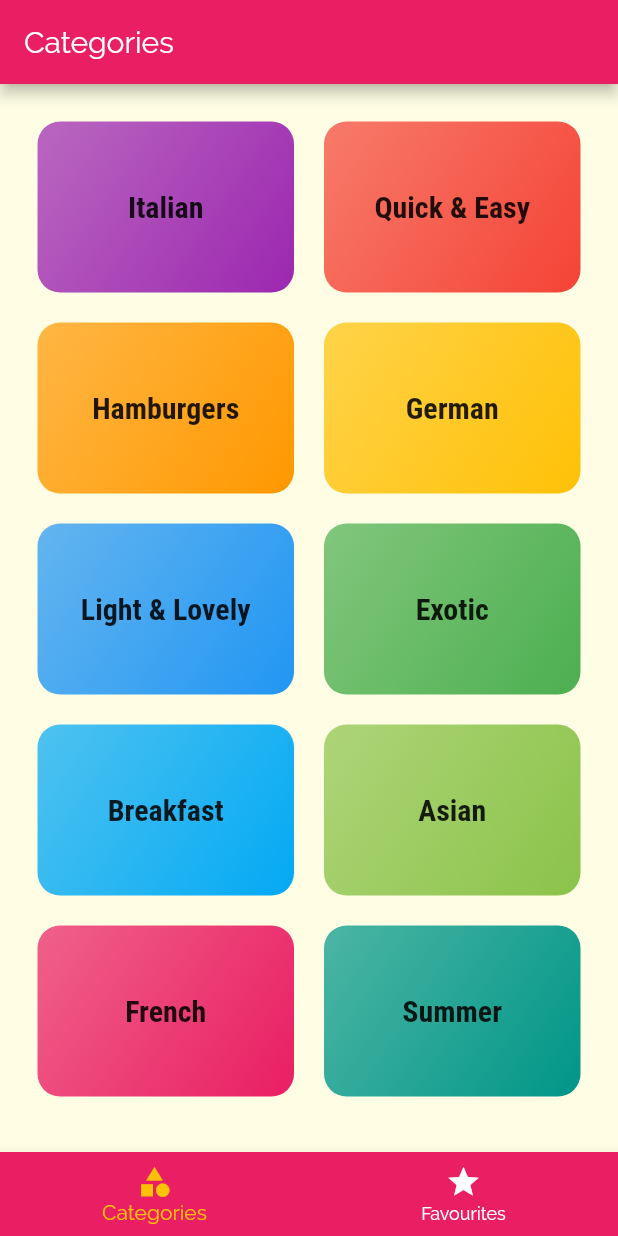
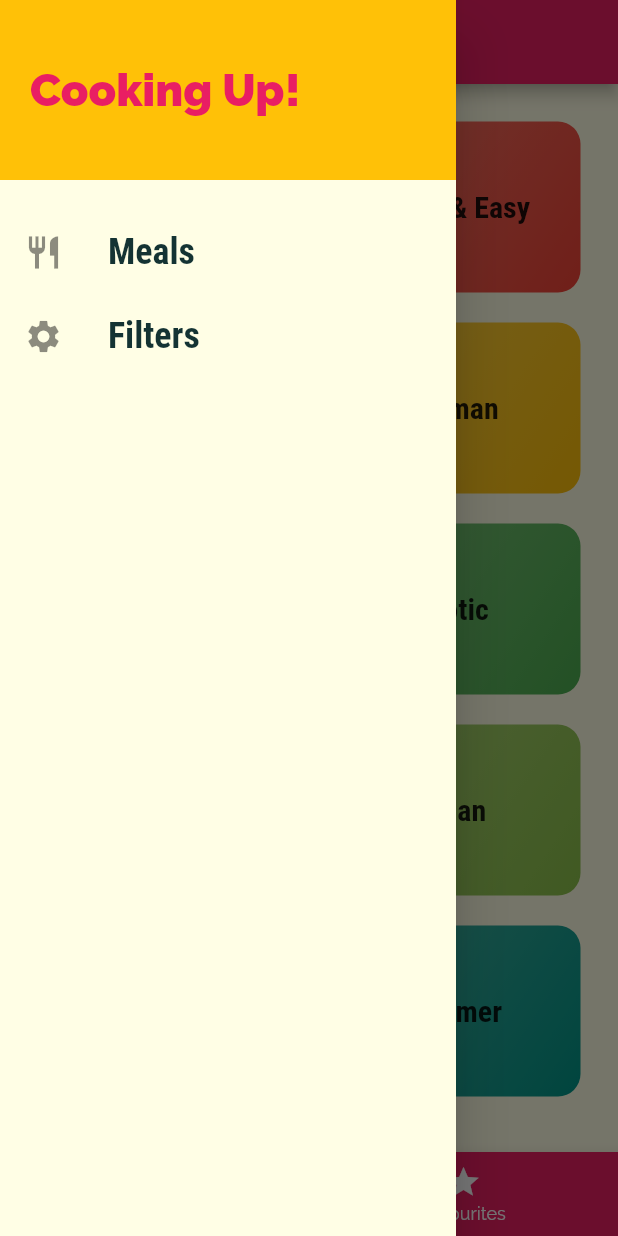
Before and after one commit to raymond2012/flutter_meals_app, a Flutter app: the screen it shows after launch, with the side drawer open (before the commit the screen has no drawer), on a phone screen of 412 x 824 dp. Run offline on Flutter 3.47's test engine with Material 2 defaults, Android fonts, the phone set to English and light mode, and no system bars.

Commit message:
Add a custom drawer

```diff
--- a/lib/screens/tabs_screen.dart
+++ b/lib/screens/tabs_screen.dart
@@ -1,6 +1,7 @@
 import 'package:flutter/material.dart';
 import './favourites_screen.dart';
 import './catagories_screen.dart';
+import '../widgets/main_drawer.dart';
 
 class TabsScreen extends StatefulWidget {
   @override
@@ -34,6 +35,7 @@ class _TabsScreenState extends State<TabsScreen> {
           title: Text(_pages[_selectedPageIndex]['title']),
         ),
         body: _pages[_selectedPageIndex]['page'],
+        drawer: MainDrawer(),
         bottomNavigationBar: BottomNavigationBar(
           onTap: _selectPage,
           backgroundColor: Theme.of(context).primaryColor,
--- /dev/null
+++ b/lib/widgets/main_drawer.dart
@@ -0,0 +1,57 @@
+import 'package:flutter/material.dart';
+
+class MainDrawer extends StatelessWidget {
+  Widget buildListTile(String title, IconData icon) {
+    return ListTile(
+      leading: Icon(
+        icon,
+        size: 26,
+      ),
+      title: Text(
+        title,
+        style: TextStyle(
+          fontFamily: 'RObotoCondensed',
+          fontSize: 24,
+          fontWeight: FontWeight.bold,
+        ),
+      ),
+      onTap: () {},
+    );
+  }
+
+  @override
+  Widget build(BuildContext context) {
+    return Drawer(
+      child: Column(
+        children: [
+          Container(
+            height: 120,
+            width: double.infinity,
+            padding: EdgeInsets.all(20),
+            alignment: Alignment.centerLeft,
+            color: Theme.of(context).accentColor,
+            child: Text(
+              'Cooking Up!',
+              style: TextStyle(
+                fontWeight: FontWeight.w900,
+                fontSize: 30,
+                color: Theme.of(context).primaryColor,
+              ),
+            ),
+          ),
+          SizedBox(
+            height: 20,
+          ),
+          buildListTile(
+            'Meals',
+            Icons.restaurant,
+          ),
+          buildListTile(
+            'Filters',
+            Icons.settings,
+          ),
+        ],
+      ),
+    );
+  }
+}
```
